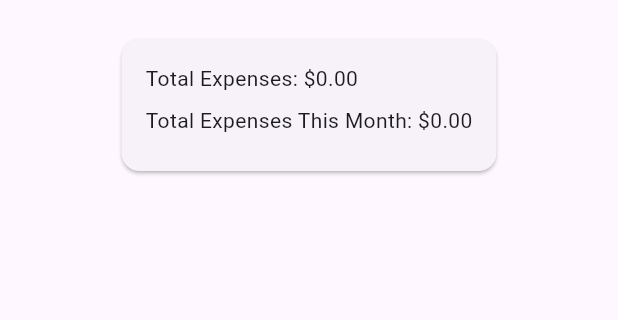
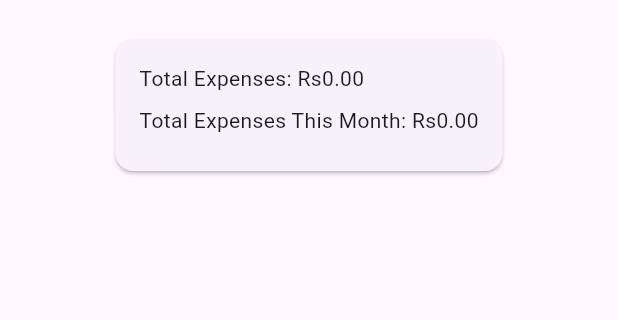
Before and after one commit to MalithEdirisinghe/expense_tracker, a Flutter app: the screen it shows after launch, on a phone screen of 412 x 824 dp, the part 63-383 px from its top. Run offline on Flutter 3.47's test engine with Material 3 defaults, Android fonts, the phone set to English and light mode, and no system bars; our stand-ins replace sqflite; accounts and stored records are empty.

Commit message:
Update currency symbol to Rs

```diff
--- a/lib/home_screen.dart
+++ b/lib/home_screen.dart
@@ -108,9 +108,9 @@ class _HomeScreenState extends State<HomeScreen> {
                 child: Column(
                   crossAxisAlignment: CrossAxisAlignment.start,
                   children: [
-                    Text('Total Expenses: \$${totalExpenses.toStringAsFixed(2)}'),
+                    Text('Total Expenses: Rs${totalExpenses.toStringAsFixed(2)}'),
                     const SizedBox(height: 8),
-                    Text('Total Expenses This Month: \$${totalExpensesThisMonth.toStringAsFixed(2)}'),
+                    Text('Total Expenses This Month: Rs${totalExpensesThisMonth.toStringAsFixed(2)}'),
                     const SizedBox(height: 8),
                   ],
                 ),
@@ -124,7 +124,7 @@ class _HomeScreenState extends State<HomeScreen> {
                 final expenseGroup = groupedExpenses[index];
                 return ListTile(
                   title: Text('${expenseGroup['category']}'),
-                  trailing: Text('\$${expenseGroup['total_amount'].toStringAsFixed(2)}'),
+                  trailing: Text('Rs${expenseGroup['total_amount'].toStringAsFixed(2)}'),
                   onTap: () {
                     _showExpensesForCategory(expenseGroup['category']);
                   },
@@ -184,7 +184,7 @@ class ExpensesForCategoryScreen extends StatelessWidget {
           return ListTile(
             title: Text('${expense['name']}'),
             subtitle: Text('${expense['date']}'),
-            trailing: Text('\$${expense['amount']}'),
+            trailing: Text('Rs${expense['amount']}'),
           );
         },
       ),
```
